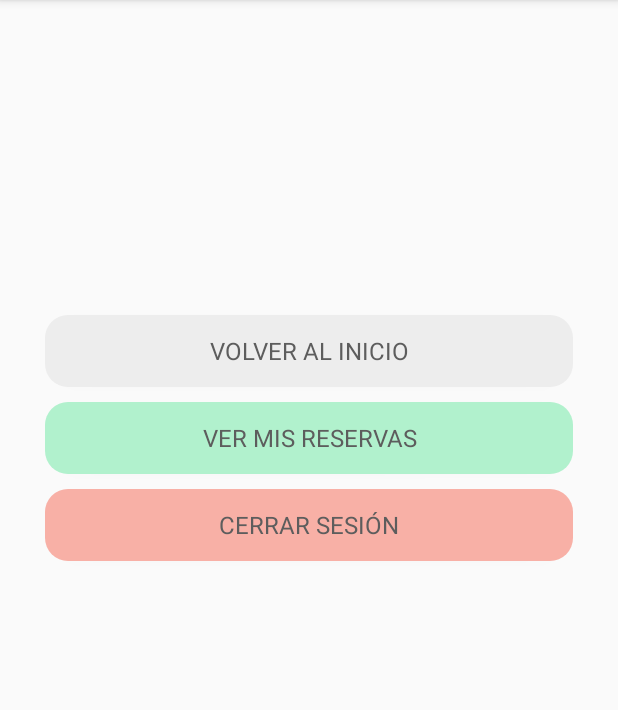
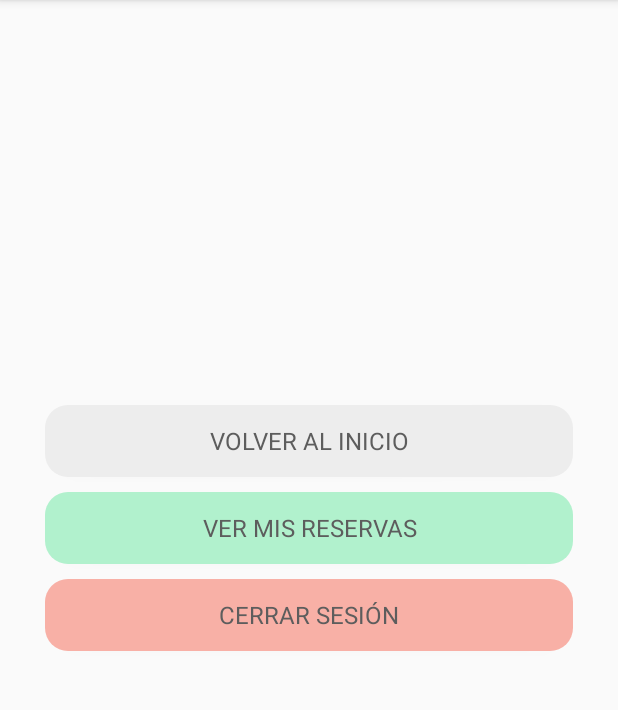
Before and after one commit to JulianRivas17/newstyledecorations, an Android app: the NavarActivity screen opened directly, with no data from a screen before it, on a phone screen of 412 x 824 dp, the part 84-794 px from its top. Run offline under Robolectric (Android 15) with nearby library versions, the phone set to English and light mode, and no system bars; our stand-ins replace Firebase (no records; nobody signed in at launch, a user with empty details on screens opened directly).

Commit message:
Modifique espaciado de navbar

```diff
--- a/app/src/main/res/layout/navbar.xml
+++ b/app/src/main/res/layout/navbar.xml
@@ -11,7 +11,7 @@
 
         <Space
             android:layout_width="match_parent"
-            android:layout_height="180dp" />
+            android:layout_height="240dp" />
 
         <Button
             android:id="@+id/btn_return"
```
